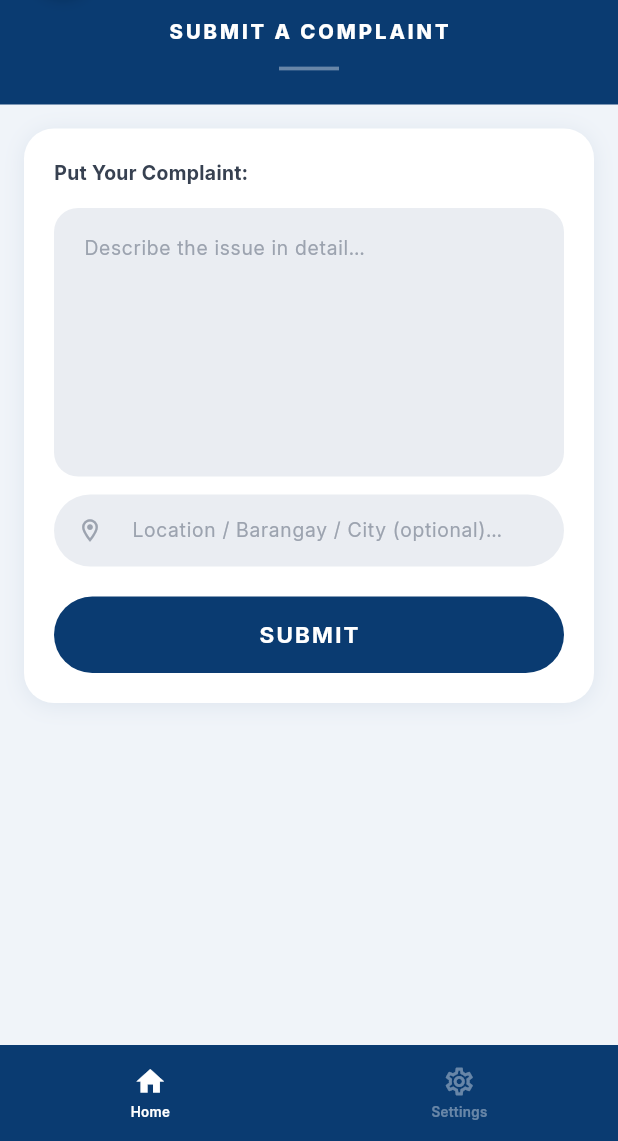
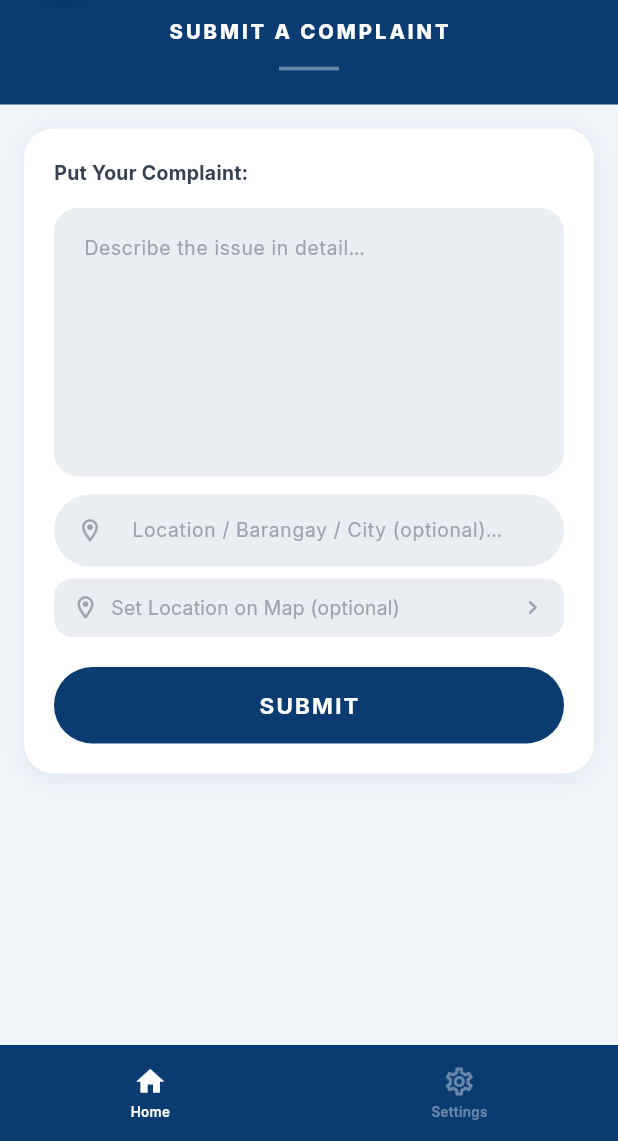
Before and after one commit to SysArcDCMS/Capstone-Project, a Flutter app: the ComplaintScreen screen opened by its route, on a phone screen of 412 x 824 dp, the part 95-1236 px from its top. Run offline on Flutter 3.47's test engine with Material 3 defaults, Android fonts, the phone set to English and light mode, and no system bars; our stand-ins replace dio, flutter_secure_storage, geocoding, geolocator, google_maps_flutter, image_picker; accounts and stored records are empty.

Commit message:
feat: google maps pin picker for complaint location (mobile)

```diff
--- a/imraws-mobile/lib/screens/complaint_screen.dart
+++ b/imraws-mobile/lib/screens/complaint_screen.dart
@@ -1,10 +1,12 @@
 import 'package:flutter/material.dart';
+import 'package:google_maps_flutter/google_maps_flutter.dart';
 import 'package:provider/provider.dart';
 import '../theme/app_colors.dart';
 import '../widgets/maynilad_logo.dart';
 import '../widgets/bottom_nav_bar.dart';
 import '../providers/auth_provider.dart';
 import '../providers/incident_provider.dart';
+import 'map_picker_screen.dart';
 
 class ComplaintScreen extends StatefulWidget {
   const ComplaintScreen({super.key});
@@ -16,12 +18,25 @@ class ComplaintScreen extends StatefulWidget {
 class _ComplaintScreenState extends State<ComplaintScreen> {
   final _controller = TextEditingController();
   final _locationController = TextEditingController();
+  LatLng? _pickedLocation;
 
   @override
   void dispose() {
     _controller.dispose();
     _locationController.dispose();
     super.dispose();
+  }
+
+  Future<void> _pickLocation() async {
+    final result = await Navigator.push<LatLng>(
+      context,
+      MaterialPageRoute(
+        builder: (_) => MapPickerScreen(initial: _pickedLocation),
+      ),
+    );
+    if (result != null && mounted) {
+      setState(() => _pickedLocation = result);
+    }
   }
 
   Future<void> _handleSubmit() async {
@@ -39,6 +54,8 @@ class _ComplaintScreenState extends State<ComplaintScreen> {
       _locationController.text.trim().isEmpty
           ? null
           : _locationController.text.trim(),
+      latitude: _pickedLocation?.latitude,
+      longitude: _pickedLocation?.longitude,
     );
 
     if (!mounted) return;
@@ -200,6 +217,59 @@ class _ComplaintScreenState extends State<ComplaintScreen> {
                           ),
                         ),
                       ),
+                      const SizedBox(height: 8),
+
+                      // Pin on map (draggable Google Maps marker).
+                      InkWell(
+                        onTap: _pickLocation,
+                        borderRadius: BorderRadius.circular(12),
+                        child: Container(
+                          padding: const EdgeInsets.symmetric(horizontal: 12, vertical: 10),
+                          decoration: BoxDecoration(
+                            color: _pickedLocation == null
+                                ? AppColors.fieldBg
+                                : const Color(0xFFE8F0FB),
+                            borderRadius: BorderRadius.circular(12),
+                          ),
+                          child: Row(
+                            children: [
+                              Icon(
+                                _pickedLocation == null
+                                    ? Icons.location_on_outlined
+                                    : Icons.location_on,
+                                size: 18,
+                                color: _pickedLocation == null
+                                    ? AppColors.textMuted
+                                    : AppColors.navy,
+                              ),
+                              const SizedBox(width: 8),
+                              Expanded(
+                                child: Text(
+                                  _pickedLocation == null
+                                      ? 'Set Location on Map (optional)'
+                                      : 'Pin at ${_pickedLocation!.latitude.toStringAsFixed(5)}, ${_pickedLocation!.longitude.toStringAsFixed(5)}',
+                                  style: TextStyle(
+                                    fontSize: 13,
+                                    color: _pickedLocation == null
+                                        ? AppColors.textMuted
+                                        : AppColors.navyDark,
+                                    fontWeight: _pickedLocation == null
+                                        ? FontWeight.w400
+                                        : FontWeight.w600,
+                                  ),
+                                ),
+                              ),
+                              if (_pickedLocation != null)
+                                GestureDetector(
+                                  onTap: () => setState(() => _pickedLocation = null),
+                                  child: const Icon(Icons.close, size: 16, color: AppColors.textMuted),
+                                ),
+                              if (_pickedLocation == null)
+                                const Icon(Icons.chevron_right, size: 18, color: AppColors.textMuted),
+                            ],
+                          ),
+                        ),
+                      ),
                       const SizedBox(height: 20),
 
                       SizedBox(
--- a/imraws-mobile/lib/services/incident_service.dart
+++ b/imraws-mobile/lib/services/incident_service.dart
@@ -62,11 +62,15 @@ class IncidentService {
   Future<Map<String, dynamic>> submitComplaint({
     required String description,
     String? location,
+    double? latitude,
+    double? longitude,
   }) async {
     final data = await _api.post(ApiConfig.incidents, data: {
       'description': description.trim(),
       if (location != null && location.trim().isNotEmpty)
         'location': location.trim(),
+      if (latitude != null) 'latitude': latitude,
+      if (longitude != null) 'longitude': longitude,
     });
     if (data is! Map<String, dynamic>) {
       throw ApiException(0, 'Could not submit complaint.');
--- a/imraws-mobile/pubspec.yaml
+++ b/imraws-mobile/pubspec.yaml
@@ -16,6 +16,9 @@ dependencies:
   image_picker: ^1.0.0
   provider: ^6.1.1
   intl: ^0.19.0
+  google_maps_flutter: ^2.18.1
+  geolocator: ^14.0.2
+  geocoding: ^5.0.0
 
 dev_dependencies:
   flutter_test:
```
Also changed, not shown: imraws-mobile/lib/providers/incident_provider.dart (+10 -4 lines), imraws-mobile/lib/screens/map_picker_screen.dart (added, +319 -0 lines), imraws-mobile/lib/services/api_config.dart (+9 -0 lines), imraws-mobile/pubspec.lock, 2 other files.
